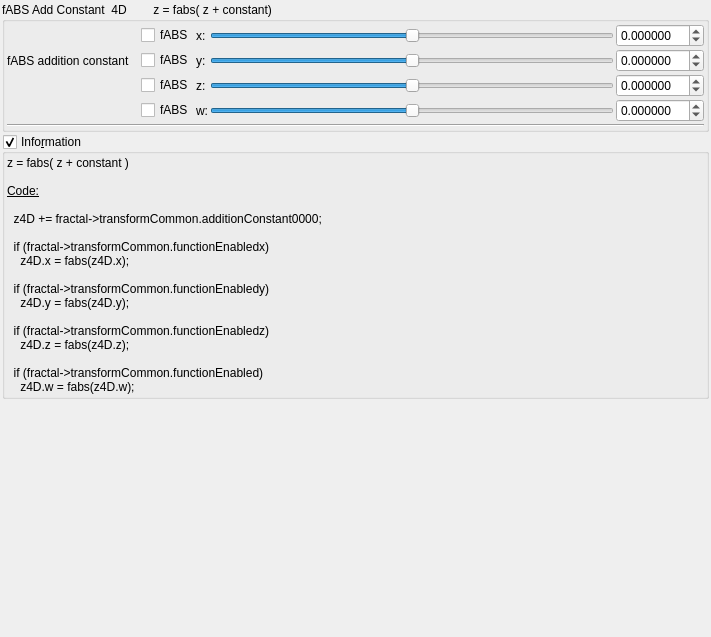
Before: the Qt Designer form mandelbulber2/qt_data/fractal_transf_fabs_add_constant_4D.ui in buddhi1980/mandelbulber2, drawn with Qt 5.
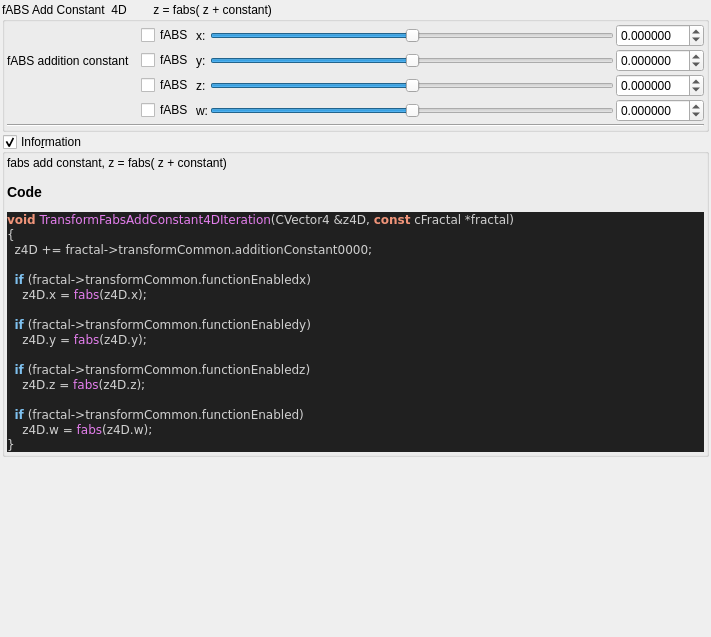
After: the same form once the commit is applied. Custom widgets are drawn as their Qt base class.

Commit message:
added all transforms information boxes
now all formulas can be parsed.

@buddhi do you got a reference for Xenodreambuie formula?

What changed in the file:
```diff
--- a/mandelbulber2/qt_data/fractal_transf_fabs_add_constant_4D.ui
+++ b/mandelbulber2/qt_data/fractal_transf_fabs_add_constant_4D.ui
@@ -357,27 +357,37 @@
       <item>
        <widget class="QLabel" name="label_4">
         <property name="text">
-         <string>&lt;!DOCTYPE HTML PUBLIC &quot;-//W3C//DTD HTML 4.0//EN&quot; &quot;http://www.w3.org/TR/REC-html40/strict.dtd&quot;&gt;
-&lt;html&gt;&lt;head&gt;&lt;meta name=&quot;qrichtext&quot; content=&quot;1&quot; /&gt;&lt;style type=&quot;text/css&quot;&gt;
-p, li { white-space: pre-wrap; }
-&lt;/style&gt;&lt;/head&gt;&lt;body&gt;
-&lt;p style=&quot; margin-top:0px; margin-bottom:0px; margin-left:0px; margin-right:0px; -qt-block-indent:0; text-indent:0px;&quot;&gt;z = fabs( z + constant )&lt;/p&gt;
-&lt;p style=&quot;-qt-paragraph-type:empty; margin-top:0px; margin-bottom:0px; margin-left:0px; margin-right:0px; -qt-block-indent:0; text-indent:0px;&quot;&gt;&lt;br /&gt;&lt;/p&gt;
-&lt;p style=&quot; margin-top:0px; margin-bottom:0px; margin-left:0px; margin-right:0px; -qt-block-indent:0; text-indent:0px;&quot;&gt;&lt;span style=&quot; text-decoration: underline;&quot;&gt;Code:&lt;/span&gt;&lt;/p&gt;
-&lt;p style=&quot;-qt-paragraph-type:empty; margin-top:0px; margin-bottom:0px; margin-left:0px; margin-right:0px; -qt-block-indent:0; text-indent:0px; text-decoration: underline;&quot;&gt;&lt;br /&gt;&lt;/p&gt;
-&lt;p style=&quot; margin-top:0px; margin-bottom:0px; margin-left:0px; margin-right:0px; -qt-block-indent:0; text-indent:0px;&quot;&gt;  z4D += fractal-&amp;gt;transformCommon.additionConstant0000;&lt;/p&gt;
-&lt;p style=&quot; margin-top:0px; margin-bottom:0px; margin-left:0px; margin-right:0px; -qt-block-indent:0; text-indent:0px;&quot;&gt;  &lt;/p&gt;
-&lt;p style=&quot; margin-top:0px; margin-bottom:0px; margin-left:0px; margin-right:0px; -qt-block-indent:0; text-indent:0px;&quot;&gt;  if (fractal-&amp;gt;transformCommon.functionEnabledx)&lt;/p&gt;
-&lt;p style=&quot; margin-top:0px; margin-bottom:0px; margin-left:0px; margin-right:0px; -qt-block-indent:0; text-indent:0px;&quot;&gt;    z4D.x = fabs(z4D.x);&lt;/p&gt;
-&lt;p style=&quot;-qt-paragraph-type:empty; margin-top:0px; margin-bottom:0px; margin-left:0px; margin-right:0px; -qt-block-indent:0; text-indent:0px;&quot;&gt;&lt;br /&gt;&lt;/p&gt;
-&lt;p style=&quot; margin-top:0px; margin-bottom:0px; margin-left:0px; margin-right:0px; -qt-block-indent:0; text-indent:0px;&quot;&gt;  if (fractal-&amp;gt;transformCommon.functionEnabledy)&lt;/p&gt;
-&lt;p style=&quot; margin-top:0px; margin-bottom:0px; margin-left:0px; margin-right:0px; -qt-block-indent:0; text-indent:0px;&quot;&gt;    z4D.y = fabs(z4D.y);&lt;/p&gt;
-&lt;p style=&quot;-qt-paragraph-type:empty; margin-top:0px; margin-bottom:0px; margin-left:0px; margin-right:0px; -qt-block-indent:0; text-indent:0px;&quot;&gt;&lt;br /&gt;&lt;/p&gt;
-&lt;p style=&quot; margin-top:0px; margin-bottom:0px; margin-left:0px; margin-right:0px; -qt-block-indent:0; text-indent:0px;&quot;&gt;  if (fractal-&amp;gt;transformCommon.functionEnabledz)&lt;/p&gt;
-&lt;p style=&quot; margin-top:0px; margin-bottom:0px; margin-left:0px; margin-right:0px; -qt-block-indent:0; text-indent:0px;&quot;&gt;    z4D.z = fabs(z4D.z);&lt;/p&gt;
-&lt;p style=&quot;-qt-paragraph-type:empty; margin-top:0px; margin-bottom:0px; margin-left:0px; margin-right:0px; -qt-block-indent:0; text-indent:0px;&quot;&gt;&lt;br /&gt;&lt;/p&gt;
-&lt;p style=&quot; margin-top:0px; margin-bottom:0px; margin-left:0px; margin-right:0px; -qt-block-indent:0; text-indent:0px;&quot;&gt;  if (fractal-&amp;gt;transformCommon.functionEnabled)&lt;/p&gt;
-&lt;p style=&quot; margin-top:0px; margin-bottom:0px; margin-left:0px; margin-right:0px; -qt-block-indent:0; text-indent:0px;&quot;&gt;    z4D.w = fabs(z4D.w);&lt;/p&gt;&lt;/body&gt;&lt;/html&gt;</string>
+         <string>&lt;p&gt;fabs add  constant,  z = fabs( z + constant)&lt;/p&gt;&lt;table&gt;
+&lt;/table&gt;
+&lt;h3&gt;Code&lt;/h3&gt;
+&lt;!DOCTYPE HTML PUBLIC &quot;-//W3C//DTD HTML 4.0 Transitional//EN&quot;&gt;
+&lt;html&gt;
+&lt;head&gt;
+&lt;meta http-equiv=&quot;content-type&quot; content=&quot;text/html; charset=ISO-8859-1&quot;&gt;
+&lt;title&gt;Source file&lt;/title&gt;
+&lt;/head&gt;
+&lt;body style=&quot;background-color:#202020&quot;&gt;
+&lt;pre style=&quot;color:#d0d0d0; background-color:#202020;  font-family:'Courier New';&quot;&gt;&lt;span style=&quot;color:#f09479; font-weight:bold&quot;&gt;void&lt;/span&gt; &lt;span style=&quot;color:#e47eed&quot;&gt;TransformFabsAddConstant4DIteration&lt;/span&gt;&lt;span style=&quot;color:#d0d0d0&quot;&gt;(&lt;/span&gt;CVector4 &lt;span style=&quot;color:#d0d0d0&quot;&gt;&amp;amp;&lt;/span&gt;z4D&lt;span style=&quot;color:#d0d0d0&quot;&gt;,&lt;/span&gt; &lt;span style=&quot;color:#f09479; font-weight:bold&quot;&gt;const&lt;/span&gt; cFractal &lt;span style=&quot;color:#d0d0d0&quot;&gt;*&lt;/span&gt;fractal&lt;span style=&quot;color:#d0d0d0&quot;&gt;)&lt;/span&gt;
+&lt;span style=&quot;color:#d0d0d0&quot;&gt;{&lt;/span&gt;
+  z4D &lt;span style=&quot;color:#d0d0d0&quot;&gt;+=&lt;/span&gt; fractal&lt;span style=&quot;color:#d0d0d0&quot;&gt;-&amp;gt;&lt;/span&gt;transformCommon&lt;span style=&quot;color:#d0d0d0&quot;&gt;.&lt;/span&gt;additionConstant0000&lt;span style=&quot;color:#d0d0d0&quot;&gt;;&lt;/span&gt;
+
+  &lt;span style=&quot;color:#7ec0ee; font-weight:bold&quot;&gt;if&lt;/span&gt; &lt;span style=&quot;color:#d0d0d0&quot;&gt;(&lt;/span&gt;fractal&lt;span style=&quot;color:#d0d0d0&quot;&gt;-&amp;gt;&lt;/span&gt;transformCommon&lt;span style=&quot;color:#d0d0d0&quot;&gt;.&lt;/span&gt;functionEnabledx&lt;span style=&quot;color:#d0d0d0&quot;&gt;)&lt;/span&gt;
+    z4D&lt;span style=&quot;color:#d0d0d0&quot;&gt;.&lt;/span&gt;x &lt;span style=&quot;color:#d0d0d0&quot;&gt;=&lt;/span&gt; &lt;span style=&quot;color:#e47eed&quot;&gt;fabs&lt;/span&gt;&lt;span style=&quot;color:#d0d0d0&quot;&gt;(&lt;/span&gt;z4D&lt;span style=&quot;color:#d0d0d0&quot;&gt;.&lt;/span&gt;x&lt;span style=&quot;color:#d0d0d0&quot;&gt;);&lt;/span&gt;
+
+  &lt;span style=&quot;color:#7ec0ee; font-weight:bold&quot;&gt;if&lt;/span&gt; &lt;span style=&quot;color:#d0d0d0&quot;&gt;(&lt;/span&gt;fractal&lt;span style=&quot;color:#d0d0d0&quot;&gt;-&amp;gt;&lt;/span&gt;transformCommon&lt;span style=&quot;color:#d0d0d0&quot;&gt;.&lt;/span&gt;functionEnabledy&lt;span style=&quot;color:#d0d0d0&quot;&gt;)&lt;/span&gt;
+    z4D&lt;span style=&quot;color:#d0d0d0&quot;&gt;.&lt;/span&gt;y &lt;span style=&quot;color:#d0d0d0&quot;&gt;=&lt;/span&gt; &lt;span style=&quot;color:#e47eed&quot;&gt;fabs&lt;/span&gt;&lt;span style=&quot;color:#d0d0d0&quot;&gt;(&lt;/span&gt;z4D&lt;span style=&quot;color:#d0d0d0&quot;&gt;.&lt;/span&gt;y&lt;span style=&quot;color:#d0d0d0&quot;&gt;);&lt;/span&gt;
+
+  &lt;span style=&quot;color:#7ec0ee; font-weight:bold&quot;&gt;if&lt;/span&gt; &lt;span style=&quot;color:#d0d0d0&quot;&gt;(&lt;/span&gt;fractal&lt;span style=&quot;color:#d0d0d0&quot;&gt;-&amp;gt;&lt;/span&gt;transformCommon&lt;span style=&quot;color:#d0d0d0&quot;&gt;.&lt;/span&gt;functionEnabledz&lt;span style=&quot;color:#d0d0d0&quot;&gt;)&lt;/span&gt;
+    z4D&lt;span style=&quot;color:#d0d0d0&quot;&gt;.&lt;/span&gt;z &lt;span style=&quot;color:#d0d0d0&quot;&gt;=&lt;/span&gt; &lt;span style=&quot;color:#e47eed&quot;&gt;fabs&lt;/span&gt;&lt;span style=&quot;color:#d0d0d0&quot;&gt;(&lt;/span&gt;z4D&lt;span style=&quot;color:#d0d0d0&quot;&gt;.&lt;/span&gt;z&lt;span style=&quot;color:#d0d0d0&quot;&gt;);&lt;/span&gt;
+
+  &lt;span style=&quot;color:#7ec0ee; font-weight:bold&quot;&gt;if&lt;/span&gt; &lt;span style=&quot;color:#d0d0d0&quot;&gt;(&lt;/span&gt;fractal&lt;span style=&quot;color:#d0d0d0&quot;&gt;-&amp;gt;&lt;/span&gt;transformCommon&lt;span style=&quot;color:#d0d0d0&quot;&gt;.&lt;/span&gt;functionEnabled&lt;span style=&quot;color:#d0d0d0&quot;&gt;)&lt;/span&gt;
+    z4D&lt;span style=&quot;color:#d0d0d0&quot;&gt;.&lt;/span&gt;w &lt;span style=&quot;color:#d0d0d0&quot;&gt;=&lt;/span&gt; &lt;span style=&quot;color:#e47eed&quot;&gt;fabs&lt;/span&gt;&lt;span style=&quot;color:#d0d0d0&quot;&gt;(&lt;/span&gt;z4D&lt;span style=&quot;color:#d0d0d0&quot;&gt;.&lt;/span&gt;w&lt;span style=&quot;color:#d0d0d0&quot;&gt;);&lt;/span&gt;
+&lt;span style=&quot;color:#d0d0d0&quot;&gt;}&lt;/span&gt;
+&lt;/pre&gt;
+&lt;/body&gt;
+&lt;/html&gt;
+&lt;!--HTML generated by highlight 3.9, http://www.andre-simon.de/--&gt;
+</string>
         </property>
         <property name="wordWrap">
          <bool>true</bool>
```
Left out of the diff: 2 changed lines with no effect on the pictures. The commit also changes 75 other files.
